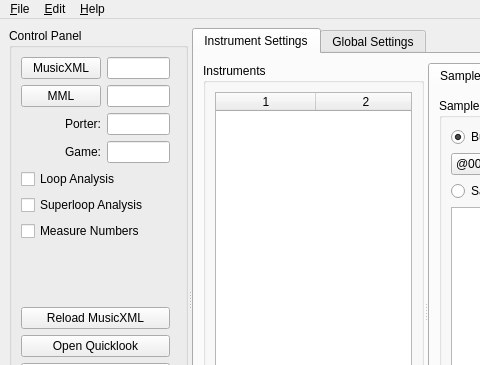
Above: smw_music/data/dashboard.ui from com-posers-pit/smw_music before the change; both pictures show x 0 to 480 and y 0 to 365 of the 1400 by 600 pixel window. Below: the same form after it.
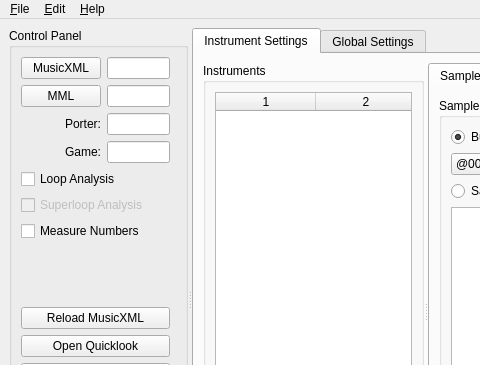
That is the form after the change.

Commit message:
Disable superloop analysis checkbox
Now playing:
Nemesis by Mitch Murder

What changed in the file:
```diff
--- a/smw_music/data/dashboard.ui
+++ b/smw_music/data/dashboard.ui
@@ -67,6 +67,9 @@
         </item>
         <item row="5" column="0" colspan="3">
          <widget class="QCheckBox" name="superloop_analysis">
+          <property name="enabled">
+           <bool>false</bool>
+          </property>
           <property name="text">
            <string>Superloop Analysis</string>
           </property>
```
